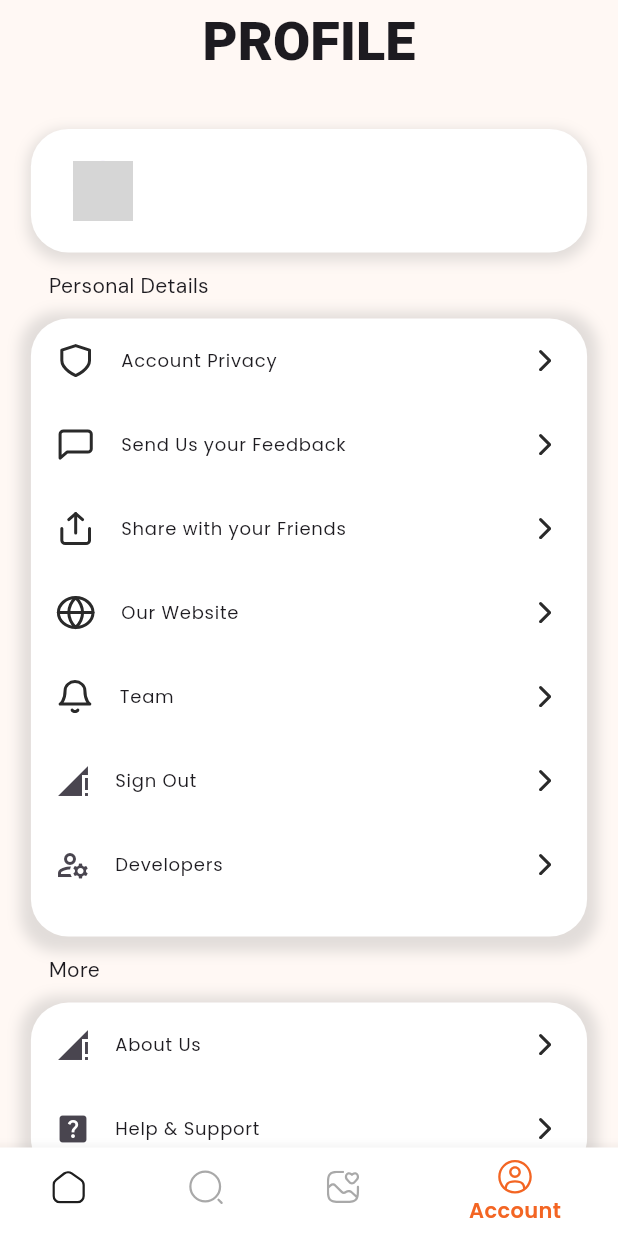
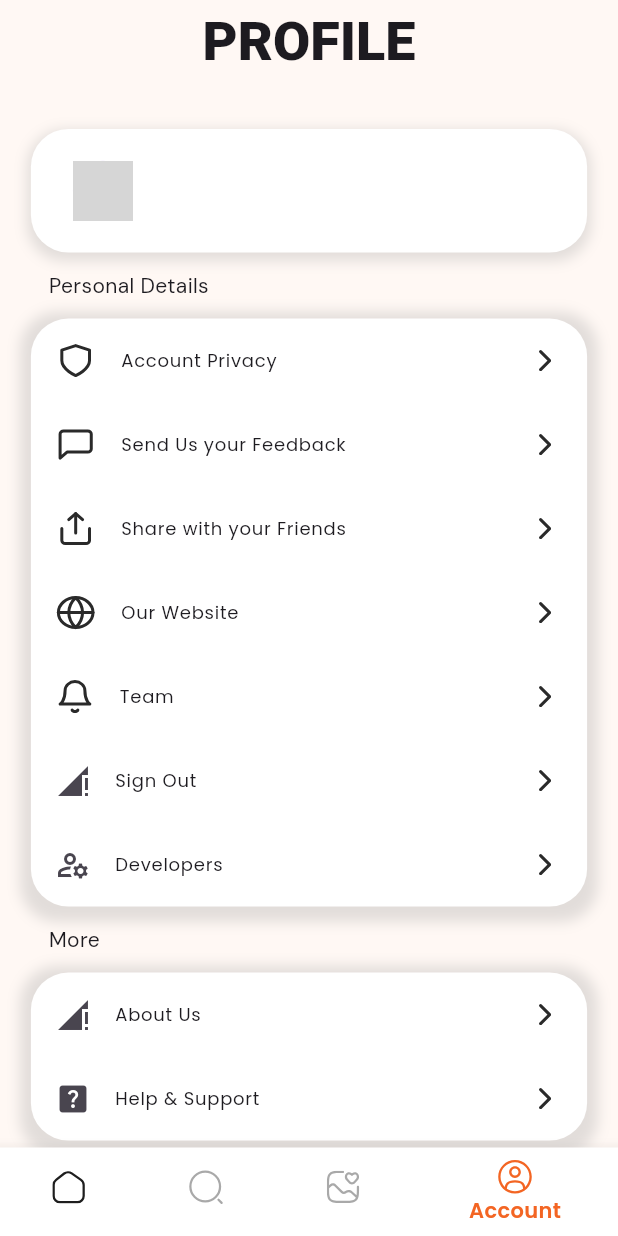
Before and after one commit to suchithkurra/TigerPedia, a Flutter app: the screen it shows once a user with an empty profile is signed in, item 4 of the bottom bar chosen, on a phone screen of 412 x 824 dp. Run offline on Flutter 3.47's test engine with Material 3 defaults, Android fonts, the phone set to English and light mode, and no system bars; our stand-ins replace blur, carousel_slider, cloud_firestore, firebase_auth, firebase_core, flutter_svg and 2 more; accounts and stored records are empty; network calls fail; grey boxes are pictures that could not be loaded.

Commit message:
profile and login issue resolved

```diff
--- a/lib/screens/login_screen.dart
+++ b/lib/screens/login_screen.dart
@@ -23,8 +23,9 @@ class LoginPage extends StatelessWidget {
             children: [
               Image.asset('assets/images/TigerPedia_login_Logo.png'),
               const SizedBox(height: 20,),
-              Container(
-                height: containerHeight,
+              Flexible(
+                child: Container(
+                  // height: containerHeight,
                   width: containerWidth,
 
                   decoration: BoxDecoration(
@@ -110,6 +111,7 @@ class LoginPage extends StatelessWidget {
                           ]
 
                                 ),
+                          ),
               )
             ],
 
--- a/lib/screens/profile_screen.dart
+++ b/lib/screens/profile_screen.dart
@@ -95,8 +95,7 @@ class profilepage extends StatelessWidget{
                      ),
                   ),
                 ),
-                Expanded(
-                  child: Column(
+                Column(
 
                   mainAxisAlignment: MainAxisAlignment.end,
                   crossAxisAlignment: CrossAxisAlignment.start,
@@ -110,8 +109,9 @@ class profilepage extends StatelessWidget{
                       ),),
                     ),
 
-                      Expanded(child: Container(
-                        height: personalheight,
+                    Flexible(
+                      child: Container(
+                       // height: personalheight,
                         width: personalwidth,
                         decoration: BoxDecoration(
                           borderRadius: BorderRadius.circular(25),
@@ -203,15 +203,17 @@ class profilepage extends StatelessWidget{
                           ],
                         ),
 
-                      ),),
+                      ),
+                    ),
                     Padding(
                       padding: const EdgeInsets.all(12.0),
                       child: Text('More', style: GoogleFonts.dmSans().copyWith(
                           fontSize: 14
                       ),),
                     ),
-                      Container(
-                        height: moreheight,
+                    Flexible(
+                      child: Container(
+                        // height: moreheight,
                         width: morewidth,
                         decoration: BoxDecoration(
                           color: Colors.white,
@@ -258,9 +260,9 @@ class profilepage extends StatelessWidget{
                         )
 
                             ),
+                    ),
                     const SizedBox(height: 20,)
                         ],
-                        ),
                       )
                     ],
                   ),
```
Lines whose indentation alone changed are shown as unchanged.
